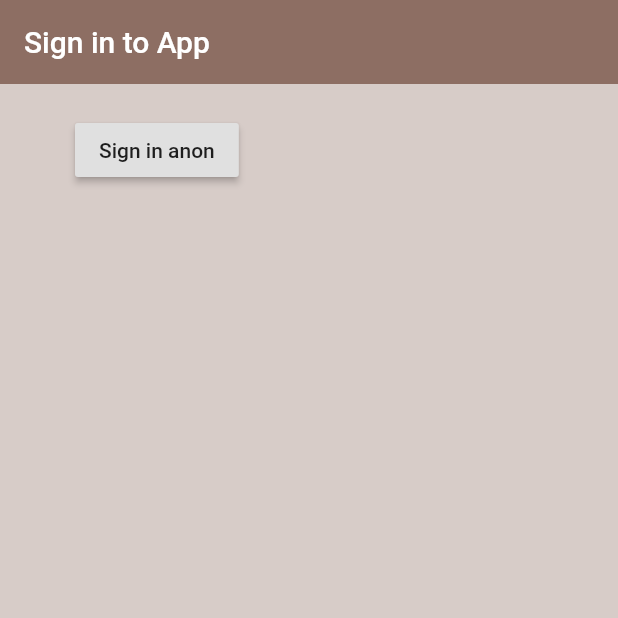
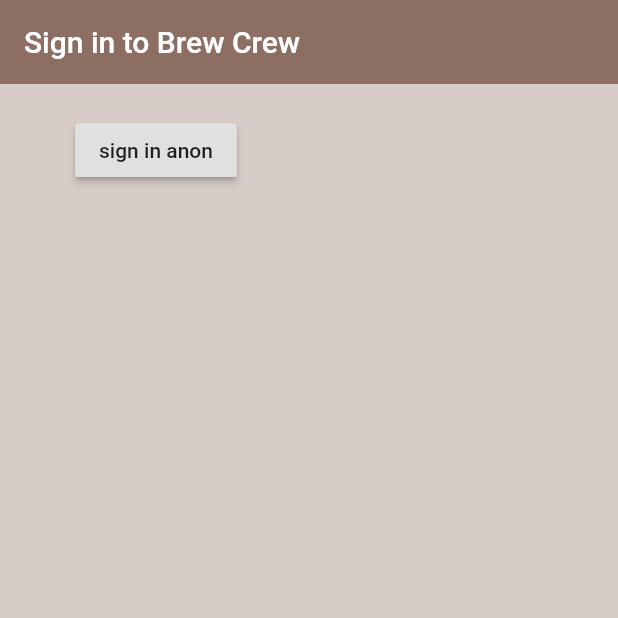
Before and after one commit to Anotheroption4726/flutter_firebase, a Flutter app: the screen it shows after launch, on a phone screen of 412 x 824 dp, the top half of it. Run offline on Flutter 3.47's test engine with Material 2 defaults, Android fonts, the phone set to English and light mode, and no system bars; our stand-ins replace firebase_auth; accounts and stored records are empty.

Commit message:
Anon login test

```diff
--- a/lib/screens/authenticate/sign_in.dart
+++ b/lib/screens/authenticate/sign_in.dart
@@ -1,3 +1,4 @@
+import 'package:flutter_firebase/services/auth.dart';
 import 'package:flutter/material.dart';
 
 class SignIn extends StatefulWidget {
@@ -6,6 +7,9 @@ class SignIn extends StatefulWidget {
 }
 
 class _SignInState extends State<SignIn> {
+
+  final AuthService _auth = AuthService();
+
   @override
   Widget build(BuildContext context) {
     return Scaffold(
@@ -13,18 +17,31 @@ class _SignInState extends State<SignIn> {
       appBar: AppBar(
         backgroundColor: Colors.brown[400],
         elevation: 0.0,
-        title: Text('Sign in to App')
+        title: Text('Sign in to Brew Crew'),
       ),
       body: Container(
-        padding: EdgeInsets.symmetric(
-          vertical: 20, horizontal: 50),
-          child: RaisedButton(
-            child: Text('Sign in anon'),
-            onPressed: () async {
+        padding: EdgeInsets.symmetric(vertical: 20.0, horizontal: 50.0),
+        child: RaisedButton(
+          child: Text('sign in anon'),
+          onPressed:
+          /*
+          (){
+            print("it works");
+          }
+          */
 
+          () async {
+            dynamic result = await _auth.signInAnon();
+            if(result == null){
+              print('error signing in');
+            } else {
+              print('signed in');
+              print(result);
             }
-          ),
-        )
+          },
+
+        ),
+      ),
     );
   }
 }
```
Also changed, not shown: lib/main.dart (+7 -1 lines), 1 other file.
